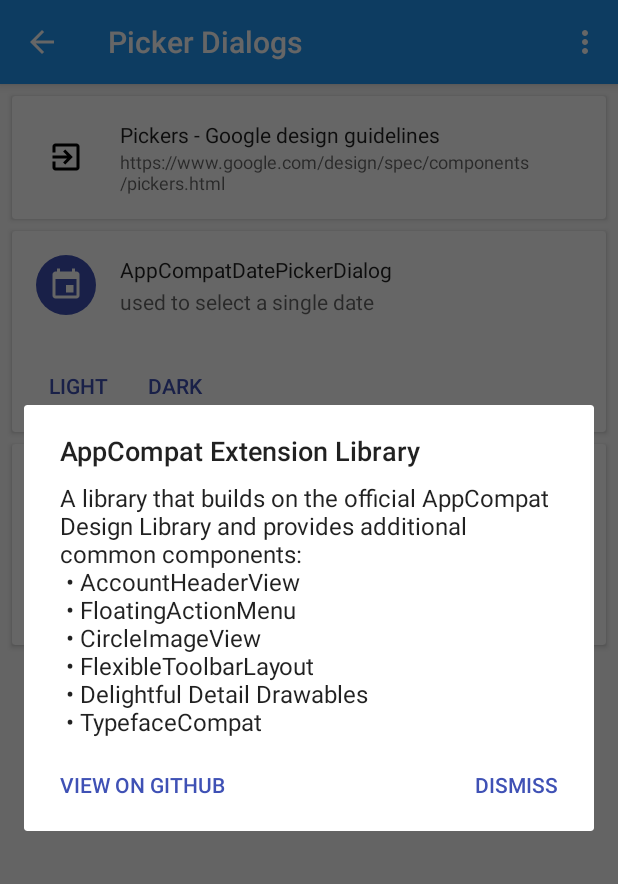
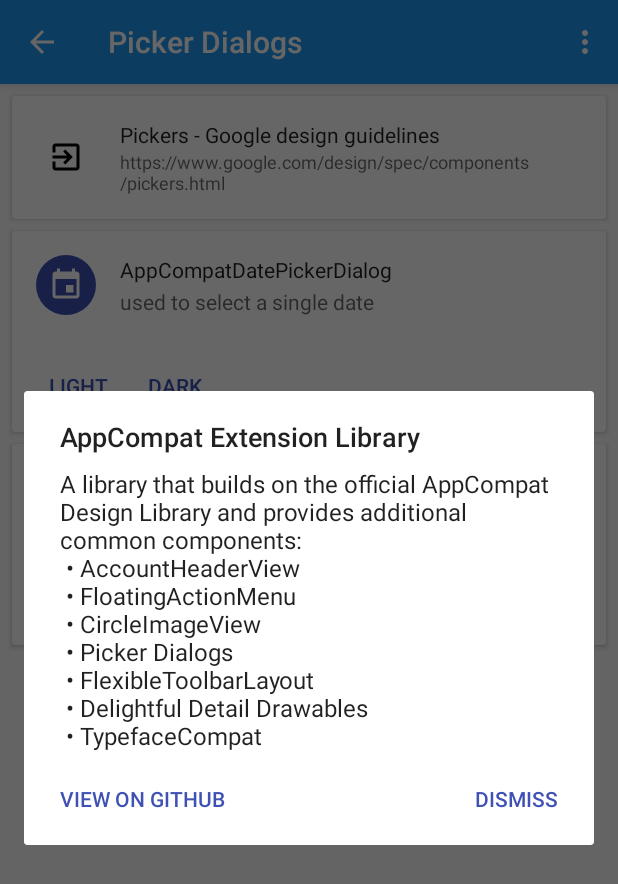
Before and after one commit to taltstidl/AppCompat-Extension-Library, an Android app: the PickerDialogActivity screen opened directly, with no data from a screen before it, in the options menu, after a tap on "About", on a phone screen of 412 x 824 dp. Shown: the top 884 px of the screen. Run offline under Robolectric (Android 15) with nearby library versions, the phone set to English and light mode, and no system bars; our stand-ins replace CircleImageView; 1 statement that could not run was skipped.

Commit message:
Add picker dialog components to dialog

```diff
--- a/app/src/main/res/values/strings.xml
+++ b/app/src/main/res/values/strings.xml
@@ -7,7 +7,7 @@
 
     <!-- Info Dialog -->
     <string name="dialog_title">AppCompat Extension Library</string>
-    <string name="dialog_message">A library that builds on the official AppCompat Design Library and provides additional common components:\n &#8226; AccountHeaderView\n &#8226; FloatingActionMenu\n &#8226; CircleImageView\n &#8226; FlexibleToolbarLayout\n &#8226; Delightful Detail Drawables\n &#8226; TypefaceCompat</string>
+    <string name="dialog_message">A library that builds on the official AppCompat Design Library and provides additional common components:\n &#8226; AccountHeaderView\n &#8226; FloatingActionMenu\n &#8226; CircleImageView\n &#8226; Picker Dialogs\n &#8226; FlexibleToolbarLayout\n &#8226; Delightful Detail Drawables\n &#8226; TypefaceCompat</string>
     <string name="dialog_neutral_button">View on Github</string>
     <string name="dialog_negative_button">Dismiss</string>
 
```
